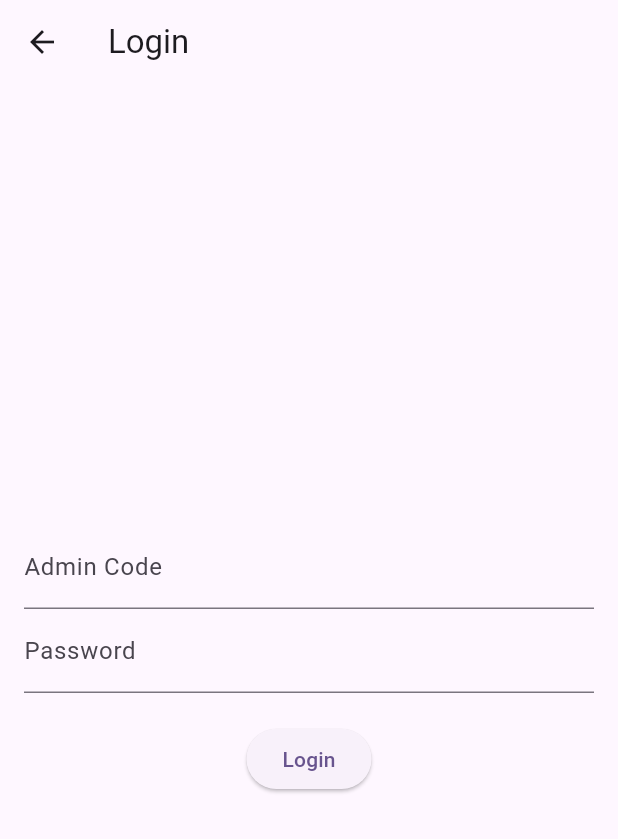
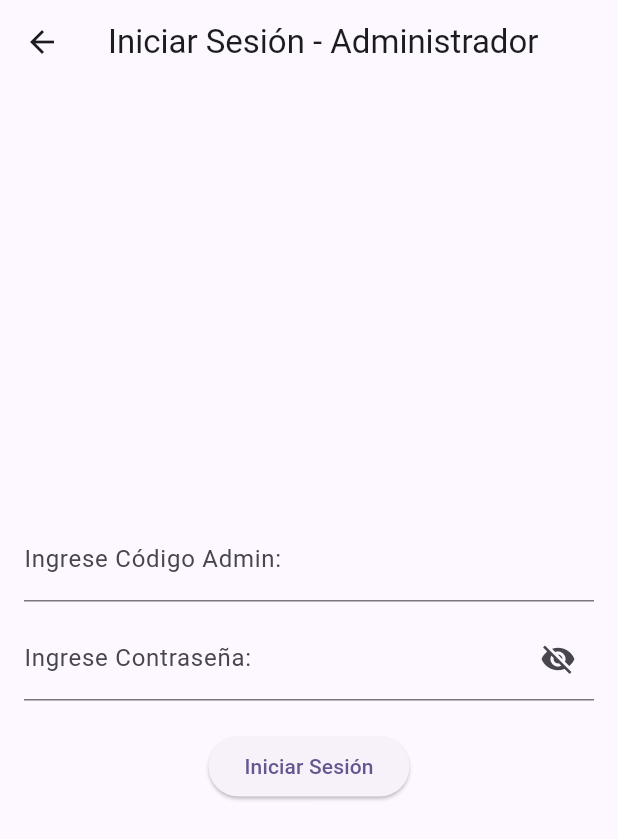
Before and after one commit to kencrisg/pasarela_pagos, a Flutter app: the screen it shows after launch, after a tap on "Administrador", on a phone screen of 412 x 824 dp. Shown: the top 839 px of the screen. Run offline on Flutter 3.47's test engine with Material 3 defaults, Android fonts, the phone set to English and light mode, and no system bars; our stand-ins replace dio, shared_preferences; network calls fail.

```diff
--- a/lib/api/auth_service.dart
+++ b/lib/api/auth_service.dart
@@ -13,9 +13,7 @@ class AuthService {
       data: {"admin_code": adminCode, "password": password},
     );
 
-    print("✅ Login exitoso");
-
-
+    //print("✅ Login exitoso");
     final String token = response.data;
 
     //Guardamos el token en Shaared Preferences
@@ -23,7 +21,7 @@ class AuthService {
 
     return true;
   } on DioException catch (e) {
-    print("❌ Error en login: ${e.response?.data ?? e.message}");
+    //print("❌ Error en login: ${e.response?.data ?? e.message}");
     return false;
   }
 }
--- a/lib/main.dart
+++ b/lib/main.dart
@@ -14,7 +14,7 @@ class MyApp extends StatelessWidget {
         title: 'Davo Pagos Movíl',
         theme: ThemeData(
           colorScheme: ColorScheme.fromSeed(
-              seedColor: const Color.fromARGB(255, 108, 53, 202)),
+              seedColor: const Color.fromARGB(255, 96, 13, 238)),
           useMaterial3: true,
         ),
         home: WelcomeScreen());
--- a/lib/screens/admin/login/login_admin_screen.dart
+++ b/lib/screens/admin/login/login_admin_screen.dart
@@ -1,46 +1,59 @@
 import 'package:flutter/material.dart';
 import 'package:pasarela_app/api/auth_service.dart';
-import 'package:pasarela_app/screens/admin/home/home_admin_screen.dart';
+import 'package:pasarela_app/screens/admin/home/main_admin_screen.dart';
 
 class LoginAdminScreen extends StatefulWidget {
   const LoginAdminScreen({super.key});
 
   @override
-  LoginScreenState createState() => LoginScreenState();
+  LoginAdminScreenState createState() => LoginAdminScreenState();
 }
 
-class LoginScreenState extends State<LoginAdminScreen> {
+class LoginAdminScreenState extends State<LoginAdminScreen> {
   final TextEditingController _adminCodeController = TextEditingController();
   final TextEditingController _passwordController = TextEditingController();
   final AuthService _authService = AuthService();
 
-  bool _isLoading = false; //Variable para controlar la animación de carga
+  bool _isLoading = false; // Controla la animación de carga
+  bool _isPasswordVisible = false; //Controla la visibilidad de la contraseña
 
   void _login() async {
     setState(() {
-      _isLoading = true; //Mostrar la animación de carga
+      _isLoading = true; // Mostrar spinner
     });
 
+    try {
       bool success = await _authService.login(
-      _adminCodeController.text,
-      _passwordController.text,
+        _adminCodeController.text.trim(),
+        _passwordController.text.trim(),
       );
 
+      _adminCodeController.clear();
+      _passwordController.clear();
+
       if (!mounted) return;
-
       setState(() {
-      _isLoading = false; //Ocultar la animación de carga
+        _isLoading = false; // Ocultar spinner
       });
 
       if (success) {
         Navigator.pushAndRemoveUntil(
           context,
           MaterialPageRoute(builder: (context) => HomeAdminScreen()),
-        (route) => false, // Elimina la pila de navegacion
+          (route) => false,
         );
       } else {
         ScaffoldMessenger.of(context).showSnackBar(
-        const SnackBar(content: Text("❌ Login incorrecto")),
+          const SnackBar(content: Text("❌ Credenciales incorrectas")),
+        );
+      }
+    } catch (e) {
+      setState(() {
+        _isLoading = false;
+      });
+
+      ScaffoldMessenger.of(context).showSnackBar(
+        SnackBar(content: Text("⚠️ Error: $e")),
       );
     }
   }
@@ -48,7 +61,7 @@ class LoginScreenState extends State<LoginAdminScreen> {
   @override
   Widget build(BuildContext context) {
     return Scaffold(
-      appBar: AppBar(title: const Text("Login")),
+      appBar: AppBar(title: const Text("Iniciar Sesión - Administrador")),
       body: Padding(
         padding: const EdgeInsets.all(16.0),
         child: Column(
@@ -56,15 +69,36 @@ class LoginScreenState extends State<LoginAdminScreen> {
           children: [
             TextField(
               controller: _adminCodeController,
-                decoration: const InputDecoration(labelText: "Admin Code")),
+              decoration: const InputDecoration(labelText: "Ingrese Código Admin:"),
+            ),
+            const SizedBox(height: 10),
+
+            //Campo de contraseña con botón de mostrar/ocultar
             TextField(
               controller: _passwordController,
-                decoration: const InputDecoration(labelText: "Password"),
-                obscureText: true),
+              obscureText: !_isPasswordVisible, //Cambia la visibilidad del texto
+              decoration: InputDecoration(
+                labelText: "Ingrese Contraseña:",
+                suffixIcon: IconButton(
+                  icon: Icon(
+                    _isPasswordVisible ? Icons.visibility : Icons.visibility_off,
+                  ),
+                  onPressed: () {
+                    setState(() {
+                      _isPasswordVisible = !_isPasswordVisible;
+                    });
+                  },
+                ),
+              ),
+            ),
+
             const SizedBox(height: 20),
-            _isLoading // ✅ Mostrar el spinner si está cargando
+            _isLoading
                 ? const CircularProgressIndicator()
-                : ElevatedButton(onPressed: _login, child: const Text("Login")),
+                : ElevatedButton(
+                    onPressed: _login,
+                    child: const Text("Iniciar Sesión"),
+                  ),
           ],
         ),
       ),
```
Also changed, not shown: lib/screens/admin/home/home_admin_screen.dart (deleted, +0 -33 lines). Lines whose indentation alone changed are shown as unchanged.
